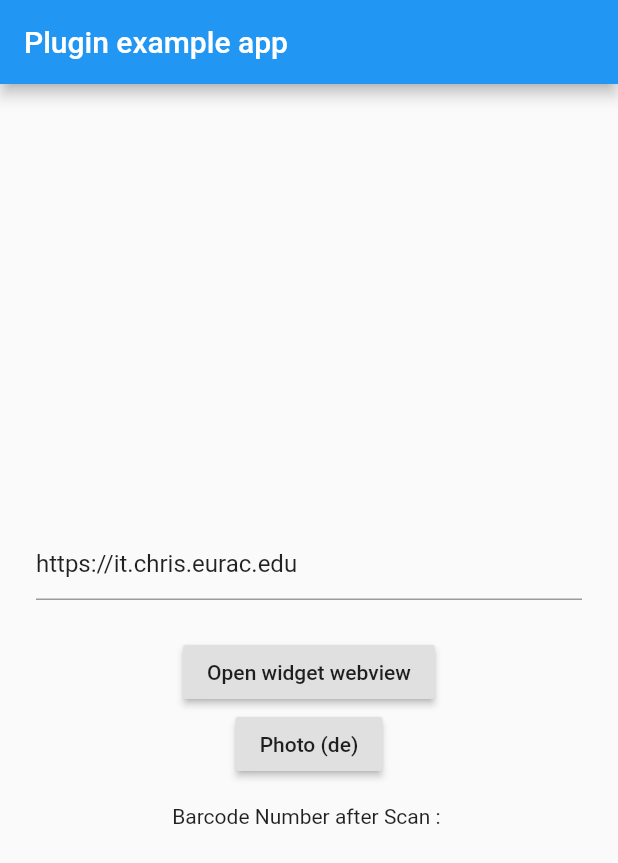
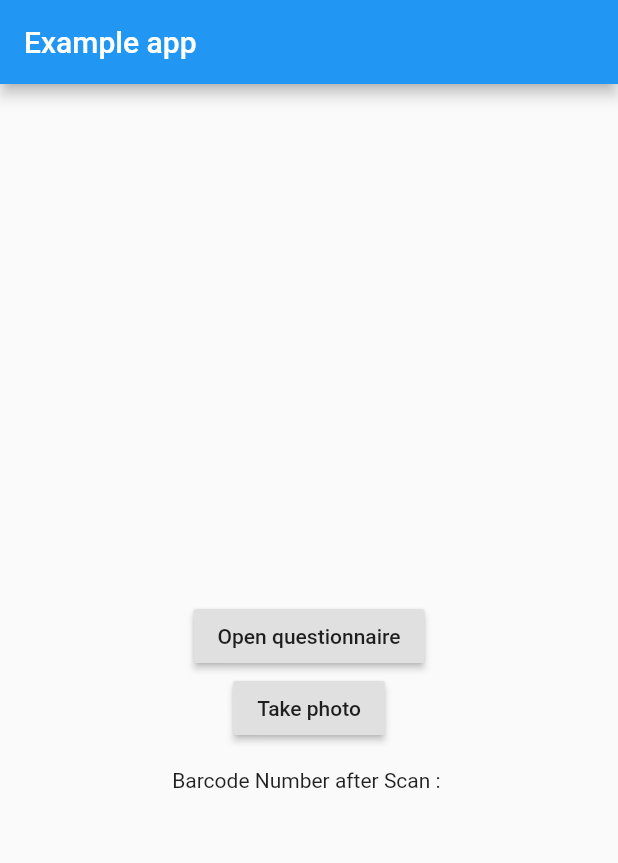
Before and after one commit to dequb/test_flutter_app, a Flutter app: the screen it shows after launch, on a phone screen of 412 x 824 dp. Shown: the top 863 px of the screen. Run offline on Flutter 3.47's test engine with Material 2 defaults, Android fonts, the phone set to English and light mode, and no system bars; missing offline and left inert: barcode_scan, flutter_webview_plugin.

Commit message:
Test questionnaire

```diff
--- a/assets/locale/localization_de.json
+++ b/assets/locale/localization_de.json
@@ -5,5 +5,5 @@
   "tab_notifications": "Notifications",
   "tab_bag": "Bag",
   "title_select_language": "Sprache?",
-  "take_photo": "Photo (de)"
+  "take_photo": "Scan barcode (de)"
 }
--- a/lib/main.dart
+++ b/lib/main.dart
@@ -10,7 +10,7 @@ import 'package:flutter_webview_plugin/flutter_webview_plugin.dart';
 const kAndroidUserAgent =
     'Mozilla/5.0 (Linux; Android 6.0; Nexus 5 Build/MRA58N) AppleWebKit/537.36 (KHTML, like Gecko) Chrome/62.0.3202.94 Mobile Safari/537.36';
 
-String selectedUrl = 'https://it.chris.eurac.edu';
+String selectedUrl = 'https://www.gm.eurac.edu/limesurvey3/index.php/538477';
 
 // Localization support start
 
@@ -89,7 +89,7 @@ class MyApp extends StatelessWidget {
         GlobalWidgetsLocalizations.delegate
       ],
       localeResolutionCallback: (Locale locale, Iterable<Locale> supportedLocales) {
-        if (locale == null) return Locale('und', 'US'); # FIXME??
+        if (locale == null) return Locale('und', 'US'); // FIXME??
         for (Locale supportedLocale in supportedLocales) {
           if (supportedLocale.languageCode == locale.languageCode || supportedLocale.countryCode == locale.countryCode) {
             return supportedLocale;
@@ -228,20 +228,20 @@ class _MyHomePageState extends State<MyHomePage> {
     return new Scaffold(
       key: _scaffoldKey,
       appBar: new AppBar(
-        title: const Text('Plugin example app'),
+        title: const Text('Example app'),
       ),
       body: new Column(
         mainAxisAlignment: MainAxisAlignment.center,
         children: [
           new Container(
             padding: const EdgeInsets.all(24.0),
-            child: new TextField(controller: _urlCtrl),
+            //child: new TextField(controller: _urlCtrl),
           ),
           new RaisedButton(
             onPressed: () {
               Navigator.of(context).pushNamed('/widget');
             },
-            child: const Text('Open widget webview'),
+            child: const Text('Open questionnaire'),
           ),
           new RaisedButton(
             onPressed: () {
```
